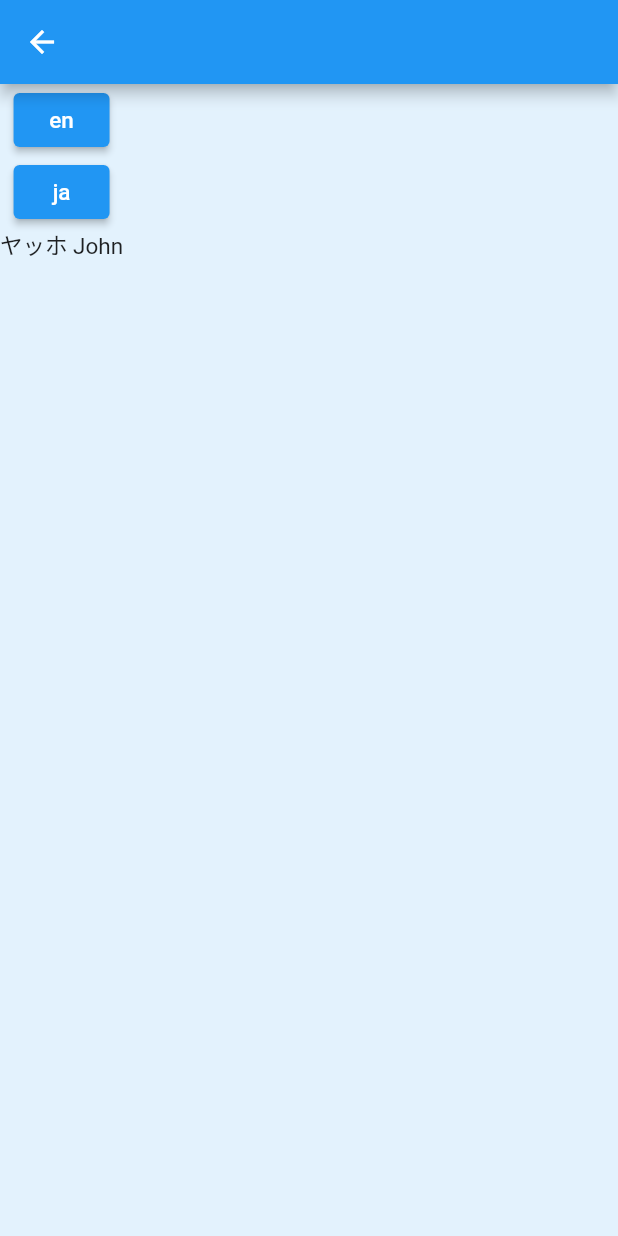
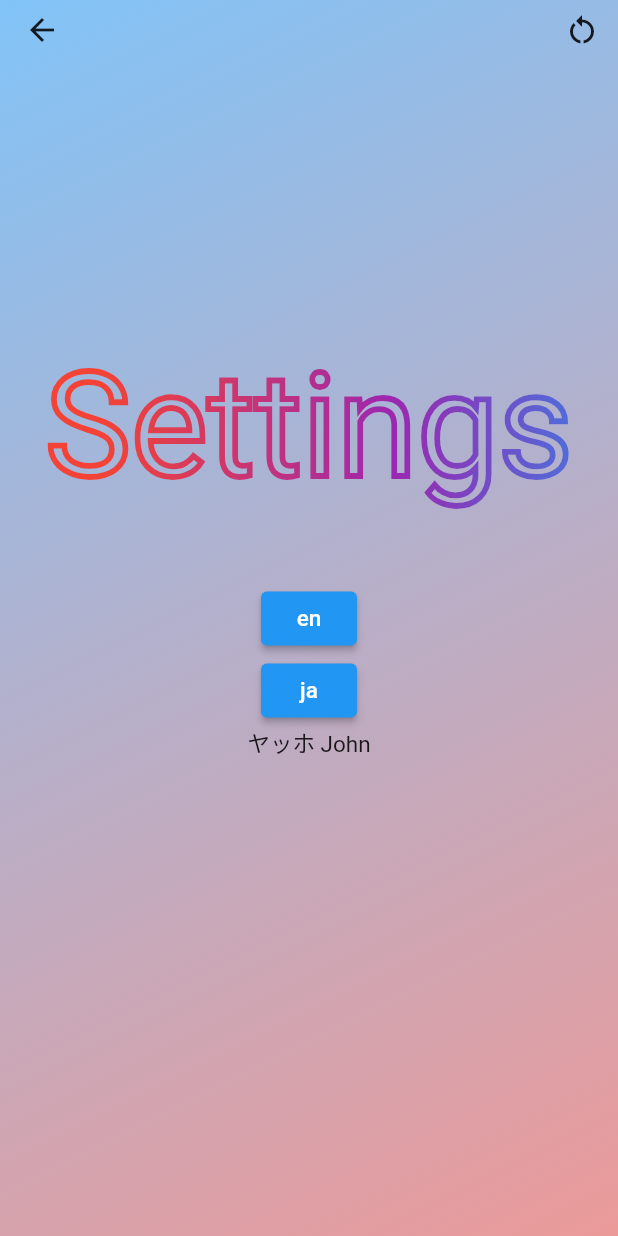
Before and after one commit to JCFowler/tic_tac_advanced, a Flutter app: the SettingsScreen screen opened by its route, after a tap on "ja", on a phone screen of 412 x 824 dp. Run offline on Flutter 3.47's test engine with Material 2 defaults, Android fonts, the phone set to English and light mode, and no system bars; drawn by our look-alikes of animated_text_kit; generated files the repository leaves out were written again; Roboto replaces fonts that are missing (Horizon).

```diff
--- a/lib/main.dart
+++ b/lib/main.dart
@@ -9,6 +9,7 @@ import 'providers/game_provider.dart';
 import 'providers/locale_provider.dart';
 import 'screens/game_screen.dart';
 import 'screens/home_screen.dart';
+import 'screens/multiplayer_screen.dart';
 import 'screens/settings_screen.dart';
 import 'screens/test.dart';
 
@@ -56,6 +57,7 @@ class MyApp extends StatelessWidget {
           routes: {
             SettingsScreen.routeName: (ctx) => const SettingsScreen(),
             GameScreen.routeName: (ctx) => const GameScreen(),
+            MultiplayerScreen.routeName: (ctx) => const MultiplayerScreen(),
             'test': (ctx) => const TestScreen(),
           },
         ),
--- a/lib/screens/home_screen.dart
+++ b/lib/screens/home_screen.dart
@@ -1,40 +1,19 @@
-import 'package:animated_text_kit/animated_text_kit.dart';
 import 'package:flutter/material.dart';
 import 'package:flutter_gen/gen_l10n/app_localizations.dart';
+import 'package:provider/provider.dart';
+import 'package:tic_tac_advanced/providers/game_provider.dart';
+import 'package:tic_tac_advanced/widgets/app_title.dart';
 
 import '../widgets/app_button.dart';
 import 'game_screen.dart';
+import 'multiplayer_screen.dart';
 import 'settings_screen.dart';
-
-var colorizeTextStyle = TextStyle(
-  fontSize: 50.0,
-  fontFamily: 'Horizon',
-  foreground: Paint()
-    ..style = PaintingStyle.stroke
-    ..strokeWidth = 2
-    ..color = Colors.blue
-    ..shader = const LinearGradient(
-      colors: [
-        Colors.red,
-        Colors.red,
-        Colors.purple,
-        Colors.blue,
-        Colors.blue,
-      ],
-    ).createShader(
-      Rect.fromCircle(
-        center: const Offset(150.0, 55.0),
-        radius: 200.0,
-      ),
-    ),
-);
 
 class HomeScreen extends StatelessWidget {
   const HomeScreen({Key? key}) : super(key: key);
 
   @override
   Widget build(BuildContext context) {
-    final deviceSize = MediaQuery.of(context).size;
     return Scaffold(
       body: Stack(
         children: [
@@ -51,38 +30,32 @@ class HomeScreen extends StatelessWidget {
               ),
             ),
           ),
-          SizedBox(
-            height: deviceSize.height,
-            width: deviceSize.width,
+          Center(
             child: Column(
-              mainAxisAlignment: MainAxisAlignment.center,
-              crossAxisAlignment: CrossAxisAlignment.center,
               children: [
-                Flexible(
-                  child: SizedBox(
-                    height: 150,
-                    child: AnimatedTextKit(
-                      animatedTexts: [
-                        TypewriterAnimatedText(
-                          'Tic Tac\nAdvanced',
-                          speed: const Duration(milliseconds: 200),
-                          textStyle: colorizeTextStyle,
-                          textAlign: TextAlign.center,
-                        ),
-                      ],
-                      isRepeatingAnimation: false,
-                    ),
-                  ),
-                ),
-                Flexible(
-                  flex: deviceSize.width > 600 ? 2 : 1,
+                const AppTitle('Tic Tac\nAdvanced'),
+                Expanded(
                   child: Column(
                     children: [
                       AppButton(
-                        'Play',
-                        () => Navigator.of(context).pushNamed(
-                          GameScreen.routeName,
-                        ),
+                        'Single Player',
+                        () {
+                          Provider.of<GameProvider>(context, listen: false)
+                              .setIsAIGame(true);
+                          Navigator.of(context).pushNamed(
+                            GameScreen.routeName,
+                          );
+                        },
+                      ),
+                      AppButton(
+                        'Multiplayer',
+                        () {
+                          Provider.of<GameProvider>(context, listen: false)
+                              .setIsAIGame(false);
+                          Navigator.of(context).pushNamed(
+                            MultiplayerScreen.routeName,
+                          );
+                        },
                       ),
                       AppButton(
                         'Settings',
--- a/lib/screens/settings_screen.dart
+++ b/lib/screens/settings_screen.dart
@@ -1,9 +1,11 @@
 import 'package:flutter/material.dart';
+import 'package:flutter_gen/gen_l10n/app_localizations.dart';
 import 'package:provider/provider.dart';
-import 'package:flutter_gen/gen_l10n/app_localizations.dart';
 
 import '../models/l10n.dart';
 import '../providers/locale_provider.dart';
+import '../widgets/custom_app_bar.dart';
+import '../widgets/app_title.dart';
 
 class SettingsScreen extends StatelessWidget {
   static const routeName = '/settings';
@@ -15,9 +17,28 @@ class SettingsScreen extends StatelessWidget {
     final localeProvider = Provider.of<LocaleProvider>(context);
 
     return Scaffold(
-      appBar: AppBar(),
-      body: Column(
+      appBar: const CustomAppBar(),
+      extendBodyBehindAppBar: true,
+      body: Stack(
         children: [
+          Container(
+            decoration: BoxDecoration(
+              gradient: LinearGradient(
+                colors: [
+                  Colors.blue.withOpacity(0.5),
+                  Colors.red.withOpacity(0.5),
+                ],
+                begin: Alignment.topLeft,
+                end: Alignment.bottomRight,
+                stops: const [0, 1],
+              ),
+            ),
+          ),
+          Center(
+            child: Column(
+              children: [
+                const SizedBox(height: 100),
+                const AppTitle('Settings'),
                 ...l10nLanguages.map(
                   (locale) {
                     return ElevatedButton(
@@ -29,6 +50,9 @@ class SettingsScreen extends StatelessWidget {
                 Text(AppLocalizations.of(context)!.hello('John')),
               ],
             ),
+          ),
+        ],
+      ),
     );
   }
 }
--- a/lib/widgets/app_button.dart
+++ b/lib/widgets/app_button.dart
@@ -31,6 +31,9 @@ class AppButton extends StatelessWidget {
 
     return TextButton(
       onPressed: onTap,
+      child: Padding(
+        padding: const EdgeInsets.all(10.0),
+        child: FittedBox(
           child: Stack(
             children: <Widget>[
               // Stroked text as border.
@@ -51,6 +54,8 @@ class AppButton extends StatelessWidget {
               ),
             ],
           ),
+        ),
+      ),
     );
   }
 }
--- /dev/null
+++ b/lib/widgets/app_title.dart
@@ -0,0 +1,65 @@
+import 'package:animated_text_kit/animated_text_kit.dart';
+import 'package:flutter/material.dart';
+
+var colorizeTextStyle = TextStyle(
+  fontSize: 50.0,
+  fontFamily: 'Horizon',
+  foreground: Paint()
+    ..style = PaintingStyle.stroke
+    ..strokeWidth = 2
+    ..color = Colors.blue
+    ..shader = const LinearGradient(
+      colors: [
+        Colors.red,
+        Colors.red,
+        Colors.purple,
+        Colors.blue,
+        Colors.blue,
+      ],
+    ).createShader(
+      Rect.fromCircle(
+        center: const Offset(150.0, 55.0),
+        radius: 200.0,
+      ),
+    ),
+);
+
+class AppTitle extends StatelessWidget {
+  final String text;
+
+  const AppTitle(
+    this.text, {
+    Key? key,
+  }) : super(key: key);
+
+  @override
+  Widget build(BuildContext context) {
+    final deviceSize = MediaQuery.of(context).size;
+
+    return Padding(
+      padding: const EdgeInsets.symmetric(horizontal: 30),
+      child: Column(
+        children: [
+          SizedBox(height: deviceSize.height * 0.15),
+          SizedBox(
+            height: deviceSize.height * 0.15,
+            child: FittedBox(
+              child: AnimatedTextKit(
+                animatedTexts: [
+                  TypewriterAnimatedText(
+                    text,
+                    speed: const Duration(milliseconds: 150),
+                    textStyle: colorizeTextStyle,
+                    textAlign: TextAlign.center,
+                  ),
+                ],
+                isRepeatingAnimation: false,
+              ),
+            ),
+          ),
+          SizedBox(height: deviceSize.height * 0.05),
+        ],
+      ),
+    );
+  }
+}
--- a/pubspec.yaml
+++ b/pubspec.yaml
@@ -29,11 +29,16 @@ dependencies:
   intl: ^0.17.0
   linter: ^1.7.0
   provider: ^5.0.0
+  flutter_launcher_icons: ^0.9.0
+  flutter_native_splash: ^1.2.0
 
 dev_dependencies:
   flutter_lints: ^1.0.3
   flutter_test:
     sdk: flutter
+
+dependency_overrides:
+  args: 2.0.0
 
 # For information on the generic Dart part of this file, see the
 # following page: https://dart.dev/tools/pub/pubspec
```
Also changed, not shown: lib/helpers/timeout.dart (added, +9 -0 lines), lib/providers/game_provider.dart (+122 -4 lines), lib/screens/game_screen.dart (+32 -25 lines), lib/screens/multiplayer_screen.dart (added, +78 -0 lines), lib/widgets/game_app_bar.dart (added, +31 -0 lines), pubspec.lock. Lines whose indentation alone changed are shown as unchanged.
